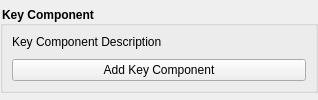
Old version of the form src/gui/masterkey/KeyComponentWidget.ui in the repository lhark/keepassxc.
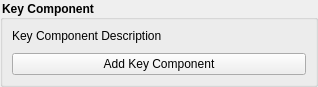
New version of the form.

What changed in the file:
```diff
--- a/src/gui/masterkey/KeyComponentWidget.ui
+++ b/src/gui/masterkey/KeyComponentWidget.ui
@@ -2,6 +2,14 @@
 <ui version="4.0">
  <class>KeyComponentWidget</class>
  <widget class="QWidget" name="KeyComponentWidget">
+  <property name="geometry">
+   <rect>
+    <x>0</x>
+    <y>0</y>
+    <width>276</width>
+    <height>79</height>
+   </rect>
+  </property>
   <layout class="QVBoxLayout" name="verticalLayout_5">
    <property name="leftMargin">
     <number>0</number>
@@ -29,9 +37,6 @@
      <property name="title">
       <string>Key Component</string>
      </property>
-     <property name="flat">
-      <bool>true</bool>
-     </property>
      <layout class="QVBoxLayout" name="verticalLayout_4">
       <property name="spacing">
        <number>15</number>
```
